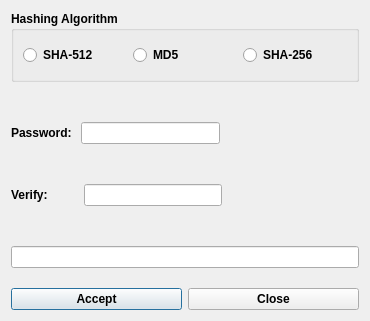
xen0vas/UserManager, file ui/HashingAlgorithm.ui: the form before one commit.
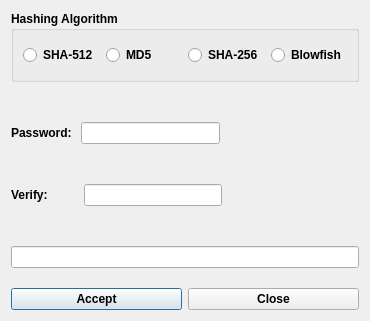
The form after the commit. Icons and pictures are not drawn.

```diff
--- a/ui/HashingAlgorithm.ui
+++ b/ui/HashingAlgorithm.ui
@@ -47,6 +47,13 @@
         </property>
        </widget>
       </item>
+      <item>
+       <widget class="QRadioButton" name="Blowfishrdb">
+        <property name="text">
+         <string>Blowfish</string>
+        </property>
+       </widget>
+      </item>
      </layout>
      <zorder>Sha256rdb</zorder>
      <zorder>MD5rdb</zorder>
```
Left out of the diff: 1 changed line with no effect on the pictures.
